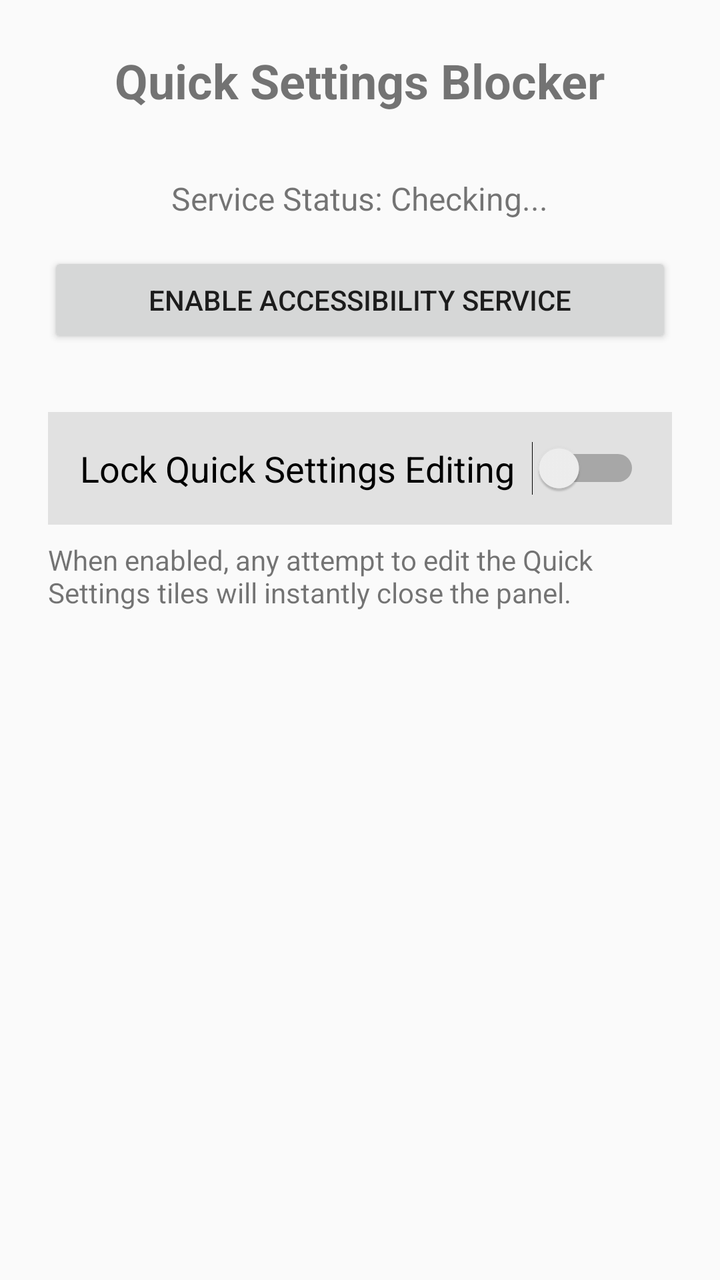
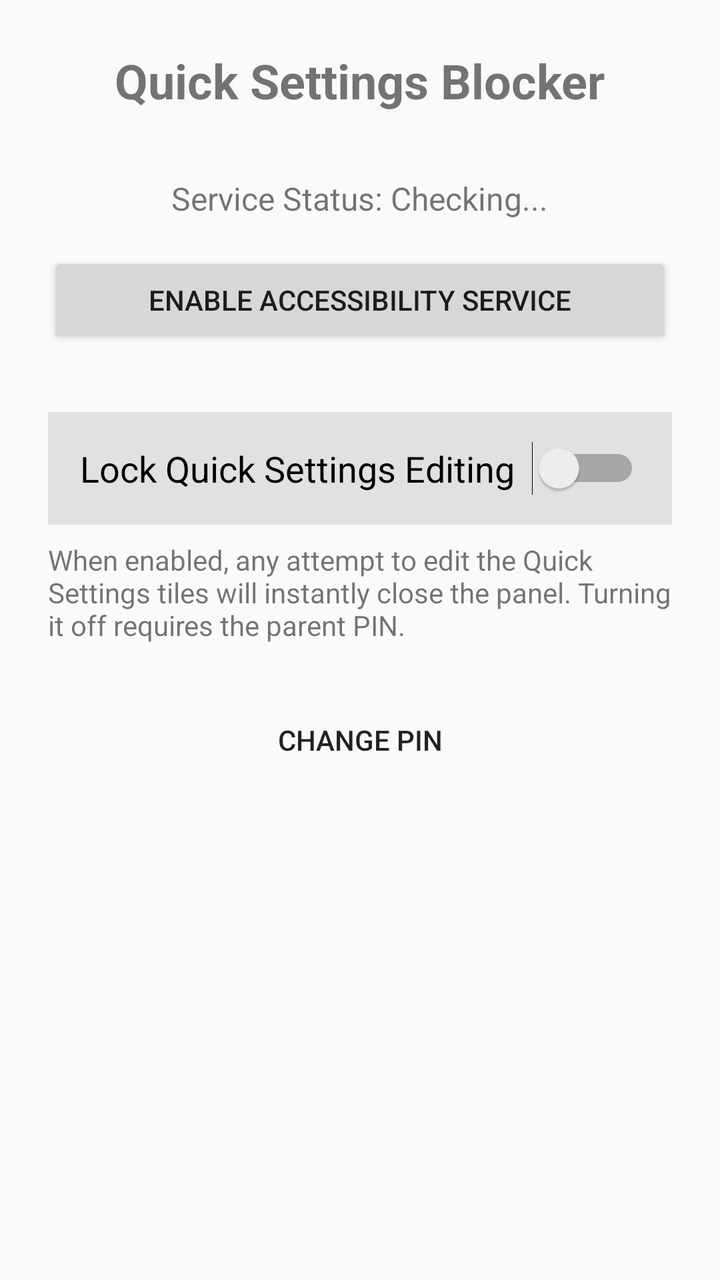

Screens rendered from an Android XML layout before and after an edit, with the pre-edit source and the edit as a unified diff.
<!-- AndroidManifest.xml: application theme Theme.QSBlocker -->
<!-- res/layout/activity_main.xml -->
<?xml version="1.0" encoding="utf-8"?>
<LinearLayout xmlns:android="http://schemas.android.com/apk/res/android"
    xmlns:tools="http://schemas.android.com/tools"
    android:layout_width="match_parent"
    android:layout_height="match_parent"
    android:orientation="vertical"
    android:padding="24dp"
    android:gravity="center_horizontal"
    tools:context=".MainActivity">

    <TextView
        android:layout_width="wrap_content"
        android:layout_height="wrap_content"
        android:text="Quick Settings Blocker"
        android:textSize="24sp"
        android:textStyle="bold"
        android:layout_marginBottom="32dp" />

    <TextView
        android:id="@+id/tvServiceStatus"
        android:layout_width="wrap_content"
        android:layout_height="wrap_content"
        android:text="Service Status: Checking..."
        android:textSize="16sp"
        android:layout_marginBottom="16dp" />

    <Button
        android:id="@+id/btnOpenSettings"
        android:layout_width="match_parent"
        android:layout_height="wrap_content"
        android:text="Enable Accessibility Service"
        android:layout_marginBottom="32dp" />

    <Switch
        android:id="@+id/switchLockEditing"
        android:layout_width="match_parent"
        android:layout_height="wrap_content"
        android:text="Lock Quick Settings Editing"
        android:textSize="18sp"
        android:padding="16dp"
        android:background="#1A000000" />

    <TextView
        android:layout_width="match_parent"
        android:layout_height="wrap_content"
        android:text="When enabled, any attempt to edit the Quick Settings tiles will instantly close the panel."
        android:textSize="14sp"
        android:layout_marginTop="8dp" />

</LinearLayout>
<!-- resources referenced by this layout -->
<resources>
  <style name="Theme.QSBlocker" parent="Theme.AppCompat.Light.DarkActionBar">
          <item name="colorPrimary">#6200EE</item>
          <item name="colorPrimaryDark">#3700B3</item>
          <item name="colorAccent">#03DAC5</item>
      </style>
</resources>

<!-- the commit's change to res/layout/activity_main.xml (unified diff, before → after) -->
@@ -43,8 +43,16 @@
     <TextView
         android:layout_width="match_parent"
         android:layout_height="wrap_content"
-        android:text="When enabled, any attempt to edit the Quick Settings tiles will instantly close the panel."
+        android:text="When enabled, any attempt to edit the Quick Settings tiles will instantly close the panel. Turning it off requires the parent PIN."
         android:textSize="14sp"
         android:layout_marginTop="8dp" />
 
+    <Button
+        android:id="@+id/btnChangePin"
+        style="?attr/borderlessButtonStyle"
+        android:layout_width="wrap_content"
+        android:layout_height="wrap_content"
+        android:text="Change PIN"
+        android:layout_marginTop="24dp" />
+
 </LinearLayout>
